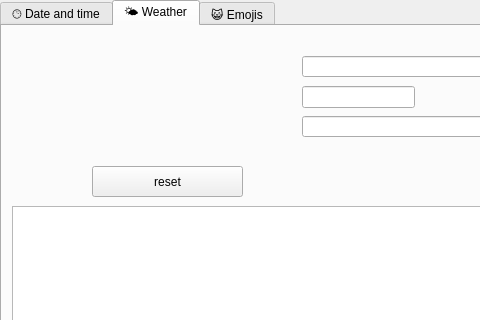
The window that maindesktopweadtwindow.ui (Vicken-Ghoubiguian/desktopWeaDTApp) describes before a commit, drawn with Qt 5; both pictures show x 0 to 480 and y 0 to 320 of the 800 by 600 pixel window.
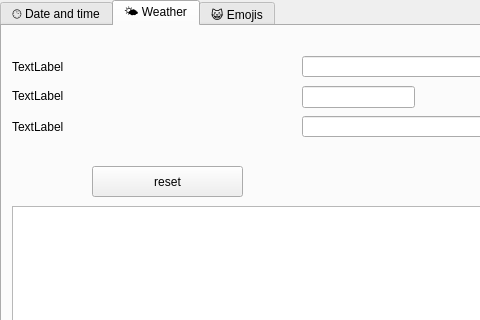
The same window after the commit.

```diff
--- a/maindesktopweadtwindow.ui
+++ b/maindesktopweadtwindow.ui
@@ -182,6 +182,45 @@
        <string/>
       </property>
      </widget>
+     <widget class="QLabel" name="localizationLabel">
+      <property name="geometry">
+       <rect>
+        <x>10</x>
+        <y>30</y>
+        <width>251</width>
+        <height>21</height>
+       </rect>
+      </property>
+      <property name="text">
+       <string>TextLabel</string>
+      </property>
+     </widget>
+     <widget class="QLabel" name="countryCodeLabel">
+      <property name="geometry">
+       <rect>
+        <x>10</x>
+        <y>60</y>
+        <width>241</width>
+        <height>20</height>
+       </rect>
+      </property>
+      <property name="text">
+       <string>TextLabel</string>
+      </property>
+     </widget>
+     <widget class="QLabel" name="apiKeyLabel">
+      <property name="geometry">
+       <rect>
+        <x>10</x>
+        <y>90</y>
+        <width>261</width>
+        <height>21</height>
+       </rect>
+      </property>
+      <property name="text">
+       <string>TextLabel</string>
+      </property>
+     </widget>
     </widget>
     <widget class="QWidget" name="emojisTab">
      <attribute name="title">
```
